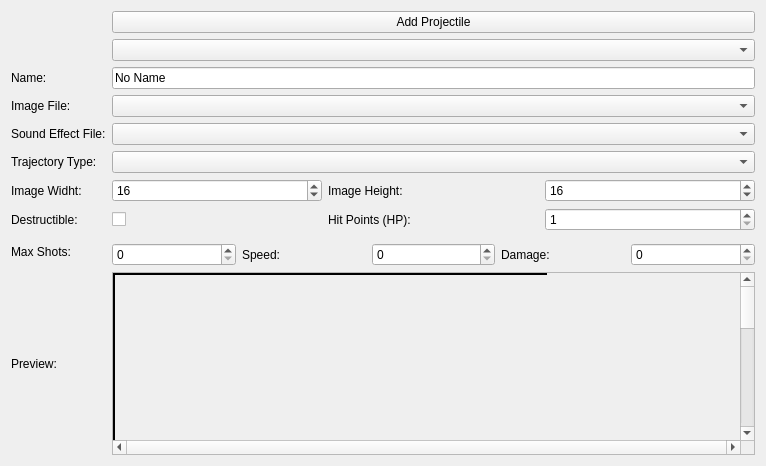
Qt form editor/mainwindow_tab/projectile_edit.ui (Fordi/rockbot) before a commit.
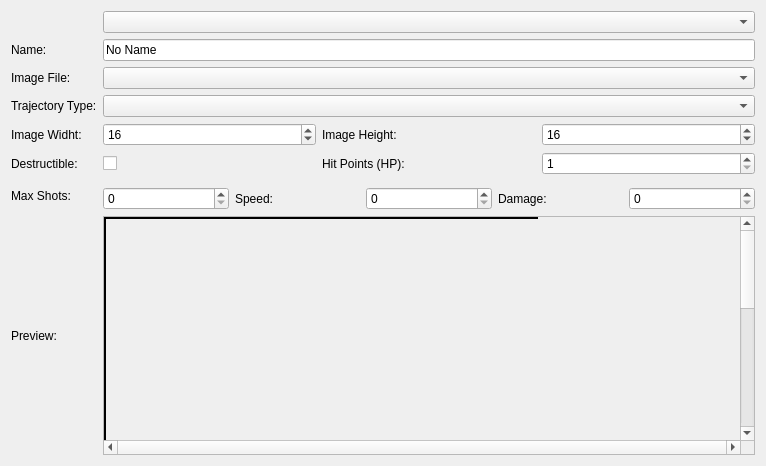
The same form after that commit. Custom widgets are drawn as their Qt base class.

What changed in the file:
```diff
--- a/editor/mainwindow_tab/projectile_edit.ui
+++ b/editor/mainwindow_tab/projectile_edit.ui
@@ -22,105 +22,6 @@
      <property name="bottomMargin">
       <number>0</number>
      </property>
-     <item row="3" column="0">
-      <widget class="QLabel" name="label_26">
-       <property name="text">
-        <string>Name: </string>
-       </property>
-      </widget>
-     </item>
-     <item row="2" column="1">
-      <widget class="QComboBox" name="projectileList_combo"/>
-     </item>
-     <item row="11" column="1">
-      <layout class="QHBoxLayout" name="horizontalLayout_2">
-       <property name="topMargin">
-        <number>0</number>
-       </property>
-       <item>
-        <widget class="QCheckBox" name="projectileDestructibleCheckBox">
-         <property name="text">
-          <string/>
-         </property>
-        </widget>
-       </item>
-       <item>
-        <widget class="QLabel" name="label_33">
-         <property name="text">
-          <string>Hit Points (HP):</string>
-         </property>
-        </widget>
-       </item>
-       <item>
-        <widget class="QSpinBox" name="projectileHitPointsSpinBox">
-         <property name="minimum">
-          <number>1</number>
-         </property>
-        </widget>
-       </item>
-      </layout>
-     </item>
-     <item row="8" column="1">
-      <layout class="QHBoxLayout" name="horizontalLayout">
-       <property name="topMargin">
-        <number>0</number>
-       </property>
-       <item>
-        <widget class="QSpinBox" name="img_w">
-         <property name="minimum">
-          <number>1</number>
-         </property>
-         <property name="maximum">
-          <number>320</number>
-         </property>
-         <property name="value">
-          <number>16</number>
-         </property>
-        </widget>
-       </item>
-       <item>
-        <widget class="QLabel" name="label_31">
-         <property name="text">
-          <string>Image Height:</string>
-         </property>
-        </widget>
-       </item>
-       <item>
-        <widget class="QSpinBox" name="img_h">
-         <property name="minimum">
-          <number>1</number>
-         </property>
-         <property name="maximum">
-          <number>240</number>
-         </property>
-         <property name="value">
-          <number>16</number>
-         </property>
-        </widget>
-       </item>
-      </layout>
-     </item>
-     <item row="14" column="0">
-      <widget class="QLabel" name="label_29">
-       <property name="text">
-        <string>Preview:</string>
-       </property>
-      </widget>
-     </item>
-     <item row="12" column="0">
-      <widget class="QLabel" name="label_2">
-       <property name="text">
-        <string>Max Shots:</string>
-       </property>
-      </widget>
-     </item>
-     <item row="6" column="0">
-      <widget class="QLabel" name="label_28">
-       <property name="text">
-        <string>Trajectory Type:</string>
-       </property>
-      </widget>
-     </item>
      <item row="3" column="1">
       <widget class="QLineEdit" name="name">
        <property name="text">
@@ -131,26 +32,25 @@
        </property>
       </widget>
      </item>
-     <item row="0" column="1">
-      <widget class="QPushButton" name="pushButton">
+     <item row="3" column="0">
+      <widget class="QLabel" name="label_26">
        <property name="text">
-        <string>Add Projectile</string>
+        <string>Name: </string>
        </property>
       </widget>
      </item>
-     <item row="11" column="0">
-      <widget class="QLabel" name="label_32">
+     <item row="5" column="0">
+      <widget class="QLabel" name="label_28">
        <property name="text">
-        <string>Destructible:</string>
+        <string>Trajectory Type:</string>
        </property>
       </widget>
      </item>
-     <item row="8" column="0">
-      <widget class="QLabel" name="label_30">
-       <property name="text">
-        <string>Image Widht:</string>
-       </property>
-      </widget>
+     <item row="4" column="1">
+      <widget class="QComboBox" name="graphic_filename"/>
+     </item>
+     <item row="5" column="1">
+      <widget class="QComboBox" name="trajectory"/>
      </item>
      <item row="4" column="0">
       <widget class="QLabel" name="label_27">
@@ -159,10 +59,14 @@
        </property>
       </widget>
      </item>
-     <item row="6" column="1">
-      <widget class="QComboBox" name="trajectory"/>
+     <item row="13" column="0">
+      <widget class="QLabel" name="label_29">
+       <property name="text">
+        <string>Preview:</string>
+       </property>
+      </widget>
      </item>
-     <item row="14" column="1">
+     <item row="13" column="1">
       <widget class="QScrollArea" name="scrollArea_3">
        <property name="sizePolicy">
         <sizepolicy hsizetype="Expanding" vsizetype="Expanding">
@@ -213,10 +117,86 @@
        </widget>
       </widget>
      </item>
-     <item row="4" column="1">
-      <widget class="QComboBox" name="graphic_filename"/>
+     <item row="2" column="1">
+      <widget class="QComboBox" name="projectileList_combo"/>
      </item>
-     <item row="12" column="1">
+     <item row="10" column="0">
+      <widget class="QLabel" name="label_32">
+       <property name="text">
+        <string>Destructible:</string>
+       </property>
+      </widget>
+     </item>
+     <item row="10" column="1">
+      <layout class="QHBoxLayout" name="horizontalLayout_2">
+       <property name="topMargin">
+        <number>0</number>
+       </property>
+       <item>
+        <widget class="QCheckBox" name="projectileDestructibleCheckBox">
+         <property name="text">
+          <string/>
+         </property>
+        </widget>
+       </item>
+       <item>
+        <widget class="QLabel" name="label_33">
+         <property name="text">
+          <string>Hit Points (HP):</string>
+         </property>
+        </widget>
+       </item>
+       <item>
+        <widget class="QSpinBox" name="projectileHitPointsSpinBox">
+         <property name="minimum">
+          <number>1</number>
+         </property>
+        </widget>
+       </item>
+      </layout>
+     </item>
+     <item row="7" column="1">
+      <layout class="QHBoxLayout" name="horizontalLayout">
+       <property name="topMargin">
+        <number>0</number>
+       </property>
+       <item>
+        <widget class="QSpinBox" name="img_w">
+         <property name="minimum">
+          <number>1</number>
+         </property>
+         <property name="value">
+          <number>16</number>
+         </property>
+        </widget>
+       </item>
+       <item>
+        <widget class="QLabel" name="label_31">
+         <property name="text">
+          <string>Image Height:</string>
+         </property>
+        </widget>
+       </item>
+       <item>
+        <widget class="QSpinBox" name="img_h">
+         <property name="minimum">
+          <number>1</number>
+         </property>
+         <property name="value">
+          <number>16</number>
+         </property>
+        </widget>
+       </item>
+      </layout>
+     </item>
+     <item row="7" column="0">
+      <widget class="QLabel" name="label_30">
+       <property name="text">
+        <string>Image Widht:</string>
+       </property>
+      </widget>
+     </item>
+     <item row="11" column="1">
       <layout class="QHBoxLayout" name="horizontalLayout_4">
        <property name="topMargin">
         <number>6</number>
@@ -246,16 +226,13 @@
        </item>
       </layout>
      </item>
-     <item row="5" column="0">
-      <widget class="QLabel" name="label">
+     <item row="11" column="0">
+      <widget class="QLabel" name="label_2">
        <property name="text">
-        <string>Sound Effect File:</string>
+        <string>Max Shots:</string>
        </property>
       </widget>
      </item>
-     <item row="5" column="1">
-      <widget class="QComboBox" name="sfxFilename_comboBox"/>
-     </item>
     </layout>
    </item>
   </layout>
```
